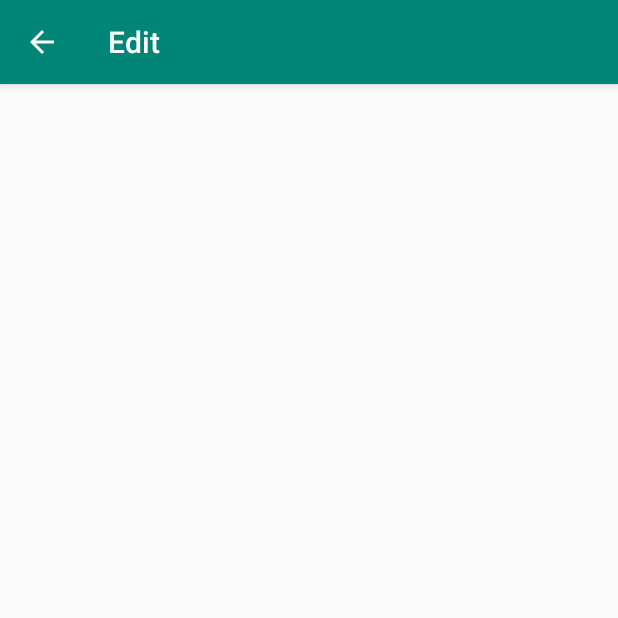
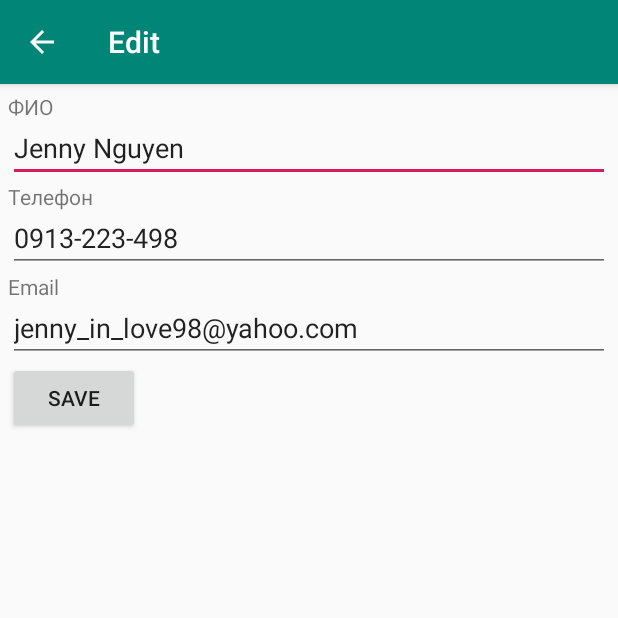
Before and after one commit to megachelovek/PhoneApp, an Android app: the screen it shows after launch (EditActivity), after a tap on "Jenny Nguyen", on a phone screen of 412 x 824 dp, the top half of it. Run offline under Robolectric (Android 15) with nearby library versions, the phone set to English and light mode, and no system bars.

```diff
--- a/app/src/main/java/com/example/danilius/phoneapp/EditActivity.java
+++ b/app/src/main/java/com/example/danilius/phoneapp/EditActivity.java
@@ -1,13 +1,15 @@
 package com.example.danilius.phoneapp;
 
+import android.os.Bundle;
+import android.support.annotation.Nullable;
 import android.support.v7.app.AppCompatActivity;
-import android.os.Bundle;
 import android.widget.TextView;
 
 public class EditActivity extends AppCompatActivity {
     public TextView namefield, phonefield, emailfield;
+
     @Override
-    protected void onCreate(Bundle savedInstanceState) {
+    public void onCreate(@Nullable Bundle savedInstanceState) {
         super.onCreate(savedInstanceState);
         setContentView(R.layout.activity_edit);
 
@@ -19,13 +21,12 @@ public class EditActivity extends AppCompatActivity {
         emailfield = (TextView) findViewById(R.id.email);
         Bundle arguments = getIntent().getExtras();
         final PhoneBook phoneBook;
-        if(arguments!=null){
+        if (arguments != null) {
             phoneBook = (PhoneBook) arguments.getSerializable(PhoneBook.class.getSimpleName());
             namefield.setText(phoneBook.getName());
-            phonefield.setText(phoneBook.getName());
-            emailfield.setText(phoneBook.getName());
+            phonefield.setText(phoneBook.getPhone());
+            emailfield.setText(phoneBook.getEmail());
 
         }
-        setContentView(textView);
     }
 }
--- a/app/src/main/java/com/example/danilius/phoneapp/MainActivity.java
+++ b/app/src/main/java/com/example/danilius/phoneapp/MainActivity.java
@@ -1,31 +1,24 @@
 package com.example.danilius.phoneapp;
+
+import android.app.PendingIntent;
+import android.content.Intent;
+import android.os.Bundle;
+import android.support.v7.app.AppCompatActivity;
+import android.view.View;
+import android.widget.AdapterView;
+import android.widget.AdapterView.OnItemClickListener;
+import android.widget.ListView;
+import android.widget.TextView;
 
 import java.util.ArrayList;
 import java.util.List;
-
-import android.app.Activity;
-import android.content.Intent;
-import android.graphics.BitmapFactory;
-import android.os.Bundle;
-import android.view.View;
-import android.widget.AdapterView;
-import android.widget.ListView;
-import android.widget.TextView;
-
-import android.support.v7.app.AppCompatActivity;
-import android.os.Bundle;
-import android.view.View;
-import android.widget.AdapterView;
-import android.widget.ArrayAdapter;
-import android.widget.ListView;
-import android.widget.TextView;
-import android.widget.AdapterView.OnItemClickListener;
 
 public class MainActivity extends AppCompatActivity {
 
     private ListView lvPhone;
     private TextView selection;
     private List<PhoneBook> listPhoneBook = new ArrayList<PhoneBook>();
+
     @Override
     protected void onCreate(Bundle savedInstanceState) {
         super.onCreate(savedInstanceState);
@@ -47,15 +40,14 @@ public class MainActivity extends AppCompatActivity {
         // устанавливаем для списка адаптер
         lvPhone.setAdapter(adapter);
         // добвляем для списка слушатель
-        lvPhone.setOnItemClickListener(new OnItemClickListener(){
+        lvPhone.setOnItemClickListener(new OnItemClickListener() {
             @Override
-            public void onItemClick(AdapterView<?> parent, View v, int position, long id)
-            {
+            public void onItemClick(AdapterView<?> parent, View v, int position, long id) {
                 // по позиции получаем выбранный элемент
-                PhoneBook selectedItem = (PhoneBook)listPhoneBook.get(position);
+                PhoneBook selectedItem = (PhoneBook) listPhoneBook.get(position);
                 // установка текста элемента TextView
-                Intent intent = new Intent(com.example.danilius.phoneapp.MainActivity.this,EditActivity.class);
-                intent.putExtra(PhoneBook.class.getSimpleName(),selectedItem);
+                Intent intent = new Intent(MainActivity.this, EditActivity.class);
+                intent.putExtra(PhoneBook.class.getSimpleName(), selectedItem);
                 startActivity(intent);
             }
         });
--- a/app/src/main/java/com/example/danilius/phoneapp/PhoneBook.java
+++ b/app/src/main/java/com/example/danilius/phoneapp/PhoneBook.java
@@ -1,6 +1,4 @@
 package com.example.danilius.phoneapp;
-
-import android.graphics.Bitmap;
 
 import java.io.Serializable;
 
@@ -18,6 +16,7 @@ public class PhoneBook implements Serializable {
     public void setName(String name) {
         mName = name;
     }
+
     public String getName() {
         return mName;
     }
@@ -25,6 +24,7 @@ public class PhoneBook implements Serializable {
     public void setPhone(String phone) {
         mPhone = phone;
     }
+
     public String getPhone() {
         return mPhone;
     }
@@ -32,6 +32,7 @@ public class PhoneBook implements Serializable {
     public void setEmail(String email) {
         mEmail = email;
     }
+
     public String getEmail() {
         return mEmail;
     }
--- /dev/null
+++ b/app/src/main/java/com/example/danilius/phoneapp/data/PhoneAppDbHelper.java
@@ -0,0 +1,4 @@
+package com.example.danilius.phoneapp.data;
+
+public class PhoneAppDbHelper {
+}
--- a/app/src/main/res/layout/activity_edit.xml
+++ b/app/src/main/res/layout/activity_edit.xml
@@ -1,6 +1,5 @@
 <?xml version="1.0" encoding="utf-8"?>
 <LinearLayout xmlns:android="http://schemas.android.com/apk/res/android"
-    xmlns:tools="http://schemas.android.com/tools"
     android:layout_width="match_parent"
     android:layout_height="match_parent"
     android:orientation="vertical"
@@ -14,7 +13,7 @@
     <EditText
         android:id="@+id/name"
         android:layout_width="match_parent"
-        android:layout_height="40dp"/>
+        android:layout_height="40dp" />
 
     <TextView
         android:layout_width="match_parent"
@@ -35,11 +34,12 @@
         android:id="@+id/email"
         android:layout_width="match_parent"
         android:layout_height="40dp" />
+
     <Button
         android:id="@+id/btn"
         android:layout_width="wrap_content"
         android:layout_height="wrap_content"
         android:onClick="onClick"
-        android:text="Save"/>
+        android:text="Save" />
 
 </LinearLayout>
```
Also changed, not shown: app/src/main/AndroidManifest.xml (+5 -3 lines), app/src/main/java/com/example/danilius/phoneapp/PhoneBookAdapter.java (+6 -7 lines), app/src/main/java/com/example/danilius/phoneapp/data/PhoneContract.java (added, +17 -0 lines).
